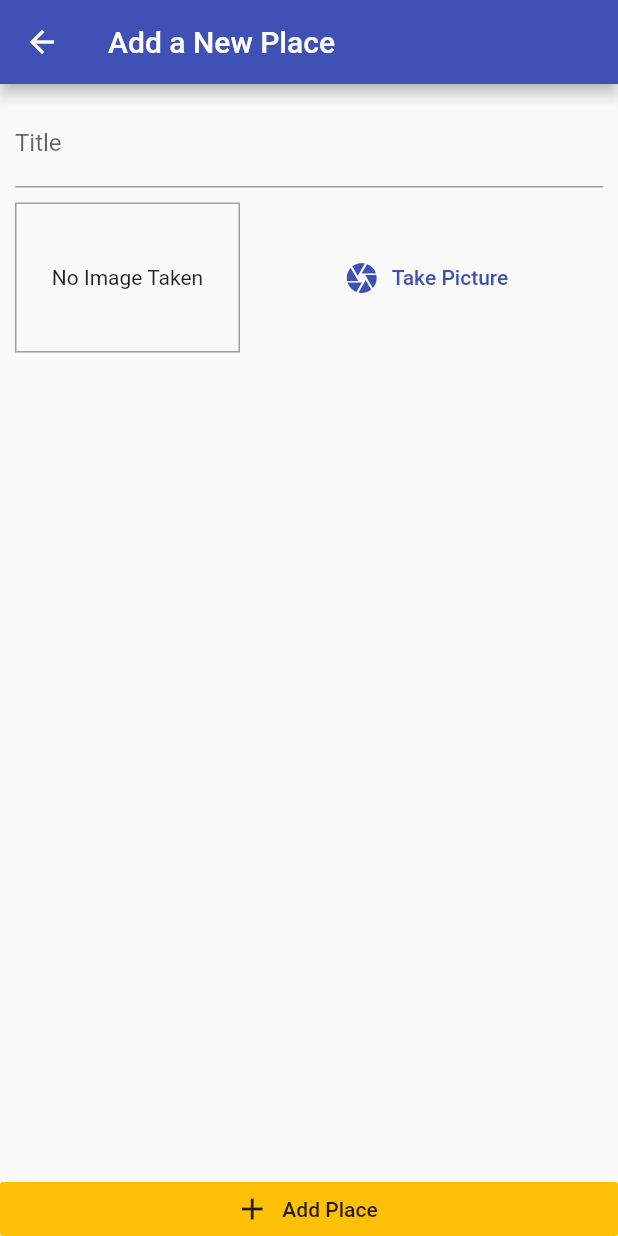
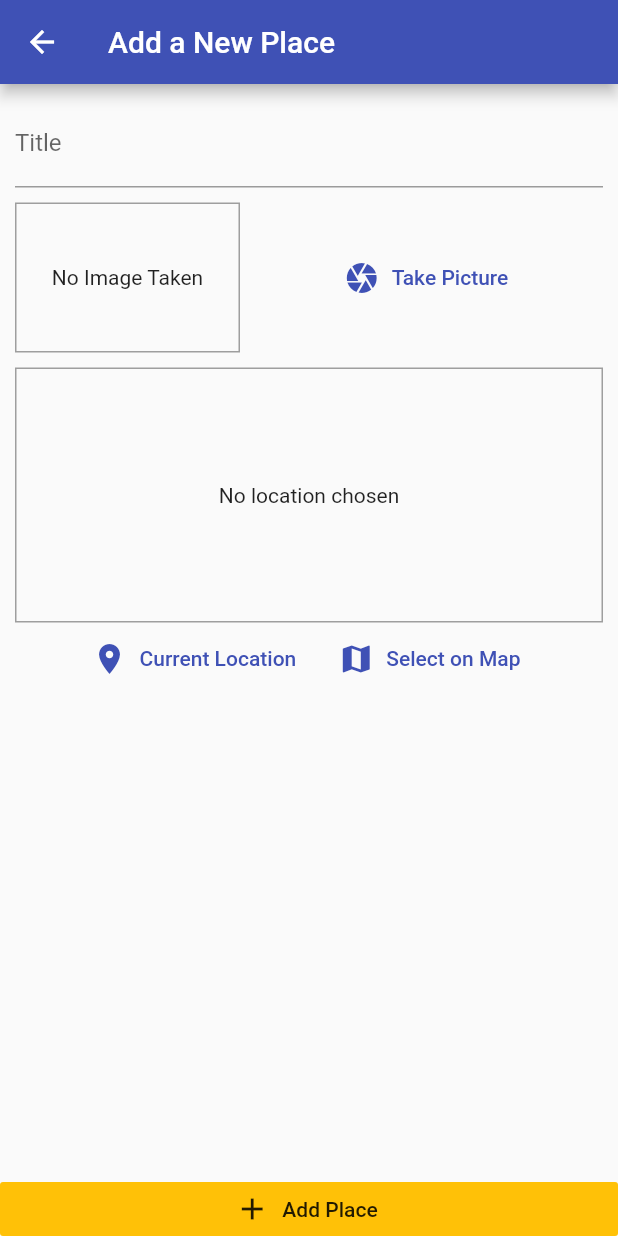
Before and after one commit to fadilparves/FLUTTER-SAMPLE, a Flutter app: the AddPlaceScreen screen opened by its route, on a phone screen of 412 x 824 dp. Run offline on Flutter 3.47's test engine with Material 2 defaults, Android fonts, the phone set to English and light mode, and no system bars; our stand-ins replace image_picker, location, shared_preferences, sqflite; accounts and stored records are empty.

Commit message:
show static map

```diff
--- /dev/null
+++ b/great_places_app/lib/helpers/location_helper.dart
@@ -0,0 +1,7 @@
+const GOOGLE_API_KEY = 'AIzaSyDaKI1vYasEV71ezkR0PsgAkJ1gOLniWQs';
+
+class LocationHelper {
+  static String generateLocationPreviewImage({double latitude, double longitude}) {
+    return 'https://maps.googleapis.com/maps/api/staticmap?center=$latitude,$longitude&zoom=13&size=600x300&maptype=roadmap&markers=color:red%7Clabel:A%7C$latitude,$longitude&key=$GOOGLE_API_KEY';
+  }
+}
--- a/great_places_app/lib/screens/add_place_screen.dart
+++ b/great_places_app/lib/screens/add_place_screen.dart
@@ -3,6 +3,7 @@ import '../widgets/image_input.dart';
 import 'dart:io';
 import '../providers/great_places.dart';
 import 'package:provider/provider.dart';
+import '../widgets/location_input.dart';
 
 class AddPlaceScreen extends StatefulWidget {
   static const routeName = '/add-place';
@@ -50,6 +51,10 @@ class _AddPlaceScreenState extends State<AddPlaceScreen> {
                       height: 10,
                     ),
                     ImageInput(_selectImage),
+                    SizedBox(
+                      height: 10,
+                    ),
+                    LocationInput(),
                   ],
                 ),
               ),
--- /dev/null
+++ b/great_places_app/lib/widgets/location_input.dart
@@ -0,0 +1,66 @@
+import 'package:flutter/material.dart';
+import 'package:location/location.dart';
+import '../helpers/location_helper.dart';
+
+class LocationInput extends StatefulWidget {
+  @override
+  _LocationInputState createState() => _LocationInputState();
+}
+
+class _LocationInputState extends State<LocationInput> {
+  String _previewImageUrl;
+
+  Future<void> _getCurrentUserLocation() async {
+    final locData = await Location().getLocation();
+    final staticMapUrl = LocationHelper.generateLocationPreviewImage(
+      latitude: locData.latitude,
+      longitude: locData.longitude,
+    );
+    setState(() {
+      _previewImageUrl = staticMapUrl;
+    });
+  }
+
+  @override
+  Widget build(BuildContext context) {
+    return Column(
+      children: <Widget>[
+        Container(
+          height: 170,
+          width: double.infinity,
+          alignment: Alignment.center,
+          decoration: BoxDecoration(
+            border: Border.all(width: 1, color: Colors.grey),
+          ),
+          child: _previewImageUrl == null
+              ? Text(
+                  'No location chosen',
+                  textAlign: TextAlign.center,
+                )
+              : Image.network(
+                  _previewImageUrl,
+                  fit: BoxFit.cover,
+                  width: double.infinity,
+                ),
+        ),
+        Row(
+          mainAxisAlignment: MainAxisAlignment.center,
+          children: <Widget>[
+            FlatButton.icon(
+              icon: Icon(Icons.location_on),
+              label: Text('Current Location'),
+              textColor: Theme.of(context).primaryColor,
+              onPressed: _getCurrentUserLocation,
+            ),
+            FlatButton.icon(
+              icon: Icon(Icons.map),
+              label: Text('Select on Map'),
+              textColor: Theme.of(context).primaryColor,
+              onPressed: () {},
+            ),
+          ],
+        ),
+      ],
+    );
+  }
+}
--- a/great_places_app/pubspec.yaml
+++ b/great_places_app/pubspec.yaml
@@ -29,6 +29,7 @@ dependencies:
   path: ^1.6.0
   sqflite: ^1.3.0+1
   location: ^3.0.2
+  google_maps_flutter: ^0.5.27+3
 
 
   # The following adds the Cupertino Icons font to your application.
```
Also changed, not shown: 1 other file.
